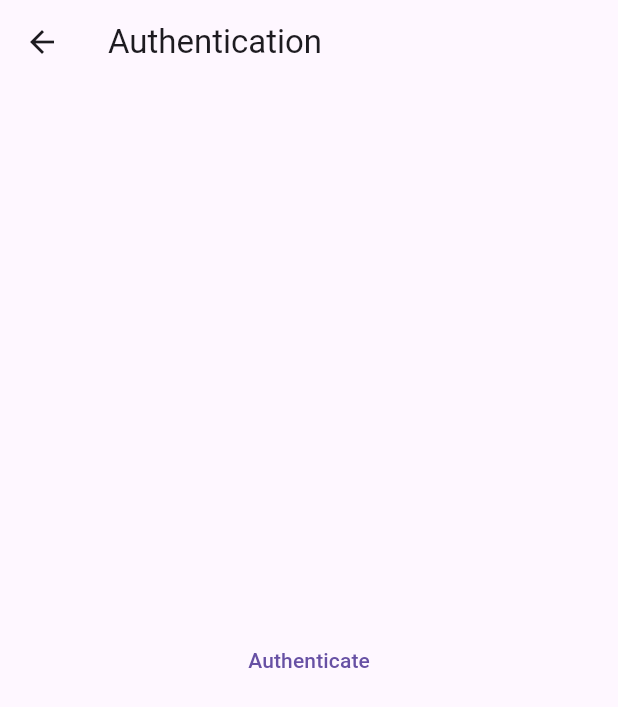
After one commit to sb-dor/routing, a Flutter app: the AuthenticationScreen screen opened directly, on a phone screen of 412 x 824 dp. The commit adds this screen. Shown: the top 707 px of the screen. Run offline on Flutter 3.47's test engine with Material 3 defaults, Android fonts, the phone set to English and light mode, and no system bars; missing offline and left inert: octopus.

Commit message:
writing own authentication guard

```diff
--- /dev/null
+++ b/lib/octopus_src/common/models/user.dart
@@ -0,0 +1,185 @@
+import 'package:meta/meta.dart';
+
+/// User id type.
+typedef UserId = String;
+
+/// {@template user}
+/// The user entry model.
+/// {@endtemplate}
+@immutable
+sealed class User with _UserPatternMatching, _UserShortcuts {
+  /// {@macro user}
+  const User._();
+
+  /// {@macro user}
+  @literal
+  const factory User.unauthenticated() = UnauthenticatedUser;
+
+  /// {@macro user}
+  const factory User.authenticated({
+    required UserId id,
+  }) = AuthenticatedUser;
+
+  /// {@macro user}
+  factory User.fromJson(Map<String, Object?> json) => switch (json['id']) {
+        UserId id => AuthenticatedUser(id: id),
+        _ => const UnauthenticatedUser(),
+      };
+
+  /// The user's id.
+  abstract final UserId? id;
+
+  Map<String, Object?> toJson();
+}
+
+/// {@macro user}
+///
+/// Unauthenticated user.
+class UnauthenticatedUser extends User {
+  /// {@macro user}
+  const UnauthenticatedUser() : super._();
+
+  /// {@macro user}
+  // ignore: avoid_unused_constructor_parameters
+  factory UnauthenticatedUser.fromJson(Map<String, Object?> json) => const UnauthenticatedUser();
+
+  @override
+  UserId? get id => null;
+
+  @override
+  bool get isAuthenticated => false;
+
+  @override
+  Map<String, Object?> toJson() => <String, Object?>{
+        'type': 'user',
+        'status': 'unauthenticated',
+        'authenticated': false,
+        'id': null,
+      };
+
+  @override
+  T map<T>({
+    required T Function(UnauthenticatedUser user) unauthenticated,
+    required T Function(AuthenticatedUser user) authenticated,
+  }) =>
+      unauthenticated(this);
+
+  @override
+  User copyWith({
+    UserId? id,
+  }) =>
+      id != null ? AuthenticatedUser(id: id) : const UnauthenticatedUser();
+
+  @override
+  int get hashCode => -1;
+
+  @override
+  bool operator ==(Object other) =>
+      identical(this, other) || other is UnauthenticatedUser && id == other.id;
+
+  @override
+  String toString() => 'UnauthenticatedUser{}';
+}
+
+/// {@macro user}
+final class AuthenticatedUser extends User {
+  /// {@macro user}
+  const AuthenticatedUser({
+    required this.id,
+  }) : super._();
+
+  /// {@macro user}
+  factory AuthenticatedUser.fromJson(Map<String, Object?> json) {
+    if (json.isEmpty) throw FormatException('Json is empty', json);
+    if (json
+        case <String, Object?>{
+          'id': UserId id,
+        }) {
+      return AuthenticatedUser(id: id);
+    }
+    throw FormatException('Invalid json format', json);
+  }
+
+  @override
+  @nonVirtual
+  final UserId id;
+
+  @override
+  @nonVirtual
+  bool get isAuthenticated => true;
+
+  @override
+  Map<String, Object?> toJson() => <String, Object?>{
+        'type': 'user',
+        'status': 'authenticated',
+        'authenticated': true,
+        'id': id,
+      };
+
+  @override
+  T map<T>({
+    required T Function(UnauthenticatedUser user) unauthenticated,
+    required T Function(AuthenticatedUser user) authenticated,
+  }) =>
+      authenticated(this);
+
+  @override
+  AuthenticatedUser copyWith({
+    UserId? id,
+  }) =>
+      AuthenticatedUser(
+        id: id ?? this.id,
+      );
+
+  @override
+  int get hashCode => id.hashCode;
+
+  @override
+  bool operator ==(Object other) =>
+      identical(this, other) || other is AuthenticatedUser && id == other.id;
+
+  @override
+  String toString() => 'AuthenticatedUser{id: $id}';
+}
+
+mixin _UserPatternMatching {
+  /// Pattern matching on [User] subclasses.
+  T map<T>({
+    required T Function(UnauthenticatedUser user) unauthenticated,
+    required T Function(AuthenticatedUser user) authenticated,
+  });
+
+  /// Pattern matching on [User] subclasses.
+  T maybeMap<T>({
+    required T Function() orElse,
+    T Function(UnauthenticatedUser user)? unauthenticated,
+    T Function(AuthenticatedUser user)? authenticated,
+  }) =>
+      map<T>(
+        unauthenticated: (user) => unauthenticated?.call(user) ?? orElse(),
+        authenticated: (user) => authenticated?.call(user) ?? orElse(),
+      );
+
+  /// Pattern matching on [User] subclasses.
+  T? mapOrNull<T>({
+    T Function(UnauthenticatedUser user)? unauthenticated,
+    T Function(AuthenticatedUser user)? authenticated,
+  }) =>
+      map<T?>(
+        unauthenticated: (user) => unauthenticated?.call(user),
+        authenticated: (user) => authenticated?.call(user),
+      );
+}
+
+mixin _UserShortcuts on _UserPatternMatching {
+  /// User is authenticated.
+  bool get isAuthenticated;
+
+  /// User is not authenticated.
+  bool get isNotAuthenticated => !isAuthenticated;
+
+  /// Copy with new values.
+  User copyWith({
+    UserId? id,
+  });
+}
--- /dev/null
+++ b/lib/octopus_src/common/routing/own_authentication_guard.dart
@@ -0,0 +1,89 @@
+import 'dart:async';
+import 'package:flutter/widgets.dart';
+import 'package:octopus/octopus.dart';
+import 'package:routing/octopus_src/common/models/user.dart';
+
+/// A router guard that checks if the user is authenticated.
+///
+/// you can rewrite this logic of checking by your own code here
+class OwnAuthenticationGuard extends OctopusGuard {
+  OwnAuthenticationGuard({
+    required FutureOr<User> Function() getUser,
+    required Set<String> routes,
+    required OctopusState signingNavigation,
+    required OctopusState homeNavigation,
+    OctopusState? lastNavigation,
+    super.refresh,
+  })  : _getUser = getUser,
+        _routes = routes,
+        _lastNavigation = lastNavigation ?? homeNavigation,
+        _signingNavigation = signingNavigation {
+    // Get the last navigation from the platform default route.
+    if (lastNavigation == null) {
+      try {
+        final platformDefault = WidgetsBinding.instance.platformDispatcher.defaultRouteName;
+        final state = OctopusState.fromLocation(platformDefault);
+        if (state.isNotEmpty) {
+          _lastNavigation = state;
+        }
+      } on Object {
+        /* ignore */
+      }
+    }
+  }
+
+  /// Get the current user.
+  final FutureOr<User> Function() _getUser;
+
+  /// Routes names that stand for the authentication routes.
+  final Set<String> _routes;
+
+  /// The navigation to use when the user is not authenticated.
+  final OctopusState _signingNavigation;
+
+  /// The navigation to use when the user is authenticated.
+  OctopusState _lastNavigation;
+
+  // logic works in this way: when you want to navigate to specific route which was added
+  // inside guarded routes,
+  // first it checks if user authenticated, if he was authenticated he will be redirected to that route
+  // if he wasn't, logic removes all other routes which were not added for all users (non/authenticated) users
+  // and rejects redirecting to that route.
+  // if here was somewhere else before routing to the route (which he should be authenticated before routing)
+  // he will stay in that route, if he wasn't somewhere he will be redirected to authentication route
+  @override
+  FutureOr<OctopusState> call(
+    List<OctopusHistoryEntry> history,
+    OctopusState$Mutable state,
+    Map<String, Object?> context,
+  ) async {
+
+    final user = await _getUser(); // Get the current user.
+    print("check every yime user on auth: $user | ${state.children}");
+
+    final isNavigatingToNonAuthNavigation = state.children.any(
+      (child) => _routes.contains(child.name),
+    );
+
+    if (isNavigatingToNonAuthNavigation) {
+      return state.isEmpty ? _lastNavigation : state;
+    }
+
+    // New state is an authentication navigation.
+    if (user.isAuthenticated) {
+      // User authenticated.
+      // Remove any navigation that is an authentication navigation.
+      // state.removeWhere((child) => _routes.contains(child.name));
+      // Restore the last navigation when the user is authenticated
+      // if the state contains only the authentication routes.
+      return state.isEmpty ? _lastNavigation : state;
+    } else {
+      // User not authenticated.
+      // Remove any navigation that is not an authentication navigation.
+      state.removeWhere((child) => !_routes.contains(child.name));
+      // Add the signing navigation if the state is empty.
+      // Or return the state if it contains the signing navigation.
+      return _signingNavigation; //state.isEmpty ? _signingNavigation : state;
+    }
+  }
+}
--- a/lib/octopus_src/common/routing/routes.dart
+++ b/lib/octopus_src/common/routing/routes.dart
@@ -1,5 +1,6 @@
 import 'package:flutter/src/widgets/framework.dart';
 import 'package:octopus/octopus.dart';
+import 'package:routing/octopus_src/features/auth/widgets/authentication_screen.dart';
 import 'package:routing/octopus_src/features/catalog/widgets/catalog_widget.dart';
 import 'package:routing/octopus_src/features/category/widgets/category_widgets.dart';
 import 'package:routing/octopus_src/features/product/widgets/product_widgets.dart';
@@ -7,7 +8,8 @@ import 'package:routing/octopus_src/features/product/widgets/product_widgets.dar
 enum AppRoute with OctopusRoute {
   catalog('catalog'),
   category("category"),
-  product("product");
+  product("product"),
+  authentication("authentication");
 
   const AppRoute(this.name);
 
@@ -24,6 +26,7 @@ enum AppRoute with OctopusRoute {
       AppRoute.catalog => CatalogWidget(),
       AppRoute.category => CategoryWidgets(category: node.arguments['categoryId'].toString()),
       AppRoute.product => ProductWidgets(productId: int.parse("${node.arguments['productId']}")),
+      AppRoute.authentication => AuthenticationScreen(),
     };
   }
 }
--- /dev/null
+++ b/lib/octopus_src/features/auth/controllers/auth_controller.dart
@@ -0,0 +1,19 @@
+import 'package:flutter/foundation.dart';
+import 'package:routing/octopus_src/common/models/user.dart';
+
+final class AuthController with ChangeNotifier {
+  User user = UnauthenticatedUser();
+
+  void authenticate({
+    required void Function() navigate,
+  }) {
+    user = AuthenticatedUser(id: "1");
+    notifyListeners();
+    navigate();
+  }
+
+  void logout() {
+    user = UnauthenticatedUser();
+    notifyListeners();
+  }
+}
--- /dev/null
+++ b/lib/octopus_src/features/auth/widgets/authentication_screen.dart
@@ -0,0 +1,42 @@
+import 'package:flutter/material.dart';
+import 'package:octopus/octopus.dart';
+import 'package:provider/provider.dart';
+import 'package:routing/octopus_src/common/routing/routes.dart';
+import 'package:routing/octopus_src/features/auth/controllers/auth_controller.dart';
+
+class AuthenticationScreen extends StatefulWidget {
+  const AuthenticationScreen({super.key});
+
+  @override
+  State<AuthenticationScreen> createState() => _AuthenticationScreenState();
+}
+
+class _AuthenticationScreenState extends State<AuthenticationScreen> {
+  @override
+  Widget build(BuildContext context) {
+    return Scaffold(
+      appBar: AppBar(
+        title: Text("Authentication"),
+      ),
+      body: Center(
+        child: TextButton(
+          onPressed: () {
+            context.read<AuthController>().authenticate(
+              navigate: () {
+                if (!mounted) return;
+                context.octopus.setState((states) {
+                  return states
+                    ..clear()
+                    ..add(AppRoute.catalog.node());
+                });
+              },
+            );
+          },
+          child: Text(
+            "Authenticate",
+          ),
+        ),
+      ),
+    );
+  }
+}
--- a/lib/octopus_src/features/product/widgets/product_widgets.dart
+++ b/lib/octopus_src/features/product/widgets/product_widgets.dart
@@ -68,7 +68,7 @@ class _ProductWidgetsState extends State<ProductWidgets> {
                     //   },
                     // );
                   },
-                  child: Text(page.state.uri.path),
+                  child: Text(page.state.location),
                 );
               }).toList(),
             );
--- a/lib/octopus_src/main.dart
+++ b/lib/octopus_src/main.dart
@@ -2,7 +2,25 @@ import 'dart:async';
 import 'package:octopus/octopus.dart';
 import 'package:flutter/material.dart';
 import 'package:l/l.dart';
+import 'package:provider/provider.dart';
+import 'package:routing/octopus_src/common/models/user.dart';
+import 'package:routing/octopus_src/common/routing/authentication_guard.dart';
+import 'package:routing/octopus_src/common/routing/products_guard.dart';
 import 'package:routing/octopus_src/common/routing/routes.dart';
+import 'package:routing/octopus_src/features/auth/controllers/auth_controller.dart';
+
+import 'common/routing/own_authentication_guard.dart';
+
+// more info for configuring routes:
+
+// Route mixin
+// https://github.com/PlugFox/octopus/blob/master/example/lib/src/common/router/router_state_mixin.dart
+
+// AuthenticationGuard
+// https://github.com/PlugFox/octopus/blob/master/example/lib/src/common/router/authentication_guard.dart
+
+// user
+// https://github.com/PlugFox/octopus/blob/master/example/lib/src/feature/authentication/model/user.dart
 
 void main() => runZonedGuarded(
       () {
@@ -13,23 +31,39 @@ void main() => runZonedGuarded(
       },
     );
 
-class App extends StatefulWidget {
+class App extends StatelessWidget {
   const App({super.key});
 
   @override
-  State<App> createState() => _AppState();
+  Widget build(BuildContext context) {
+    return ChangeNotifierProvider(
+      create: (_) => AuthController(),
+      child: _AppConfig(),
+    );
+  }
 }
 
-class _AppState extends State<App> with AppRoutingWithOctopus {
+class _AppConfig extends StatefulWidget {
+  const _AppConfig({super.key});
+
+  @override
+  State<_AppConfig> createState() => _AppConfigState();
+}
+
+class _AppConfigState extends State<_AppConfig> with _AppRoutingWithOctopus {
   @override
   Widget build(BuildContext context) {
     return MaterialApp.router(
       routerConfig: _octopus.config, // coming from mixin
+      builder: (context, child) => OctopusTools(
+        // for development
+        child: child!,
+      ),
     );
   }
 }
 
-mixin AppRoutingWithOctopus on State<App> {
+mixin _AppRoutingWithOctopus on State<_AppConfig> {
   late final Octopus _octopus;
 
   @override
@@ -37,6 +71,24 @@ mixin AppRoutingWithOctopus on State<App> {
     super.initState();
     _octopus = Octopus(
       routes: AppRoute.values,
+      defaultRoute: AppRoute.catalog,
+      guards: [
+        OwnAuthenticationGuard(
+          // Get current user from authentication controller.
+          getUser: () async => context.read<AuthController>().user,
+          // Available routes for non authenticated user.
+          // in with these routes non authenticated user can navigate to
+          routes: {
+            AppRoute.catalog.name,
+            AppRoute.category.name,
+            // AppRoute.product.name  // only product screen is for authenticated users
+          },
+          // Default route for non authenticated user.
+          signingNavigation: OctopusState.single(AppRoute.authentication.node()),
+          homeNavigation: OctopusState.single(AppRoute.catalog.node()),
+          refresh: context.read<AuthController>(),
+        ),
+      ],
     );
   }
 }
--- a/pubspec.yaml
+++ b/pubspec.yaml
@@ -38,6 +38,7 @@ dependencies:
   l: ^5.0.0
   meta: ^1.15.0
   collection: ^1.19.0
+  provider: ^6.1.2
 
 dev_dependencies:
   flutter_test:
```
Also changed, not shown: lib/octopus_src/common/routing/authentication_guard.dart (added, +95 -0 lines), lib/octopus_src/common/routing/products_guard.dart (added, +21 -0 lines), lib/octopus_src/features/catalog/widgets/catalog_widget.dart (+21 -1 lines), pubspec.lock.
